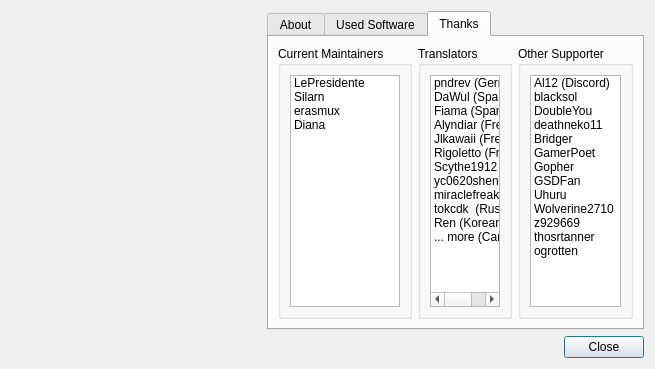
Before: the Qt Designer form modorganizer/src/aboutdialog.ui in Holt59/mo2-merge, drawn with Qt 5.
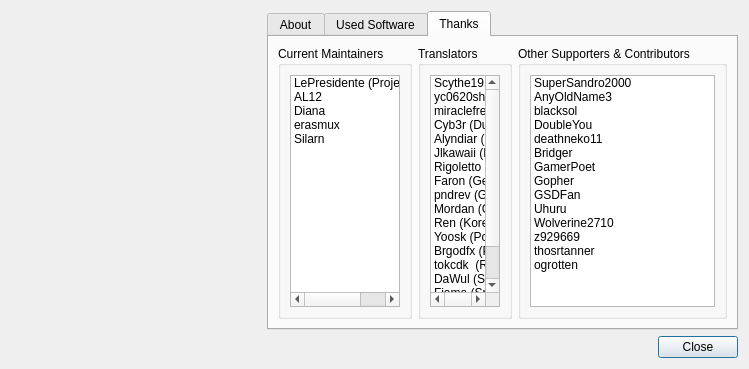
After: the same form once the commit is applied. The open tabs and pages were chosen to show the change. Icons and pictures are not drawn.

Commit message: [modorganizer] Update about dialogue and licenses

The edit to the form file:
```diff
--- a/modorganizer/src/aboutdialog.ui
+++ b/modorganizer/src/aboutdialog.ui
@@ -167,17 +167,12 @@
               </property>
               <item>
                <property name="text">
-                <string notr="true">LePresidente</string>
+                <string notr="true">LePresidente (Project Lead)</string>
                </property>
               </item>
               <item>
                <property name="text">
-                <string notr="true">Silarn</string>
-               </property>
-              </item>
-              <item>
-               <property name="text">
-                <string notr="true">erasmux</string>
+                <string>AL12</string>
                </property>
               </item>
               <item>
@@ -185,6 +180,16 @@
                 <string notr="true">Diana</string>
                </property>
               </item>
+              <item>
+               <property name="text">
+                <string notr="true">erasmux</string>
+               </property>
+              </item>
+              <item>
+               <property name="text">
+                <string notr="true">Silarn</string>
+               </property>
+              </item>
              </widget>
             </item>
            </layout>
@@ -201,36 +206,6 @@
               <property name="selectionMode">
                <enum>QAbstractItemView::NoSelection</enum>
               </property>
-              <item>
-               <property name="text">
-                <string notr="true">pndrev (German)</string>
-               </property>
-              </item>
-              <item>
-               <property name="text">
-                <string notr="true">DaWul (Spanish)</string>
-               </property>
-              </item>
-              <item>
-               <property name="text">
-                <string notr="true">Fiama (Spanish)</string>
-               </property>
-              </item>
-              <item>
-               <property name="text">
-                <string notr="true">Alyndiar (French)</string>
-               </property>
-              </item>
-              <item>
-               <property name="text">
-                <string notr="true">Jlkawaii (French)</string>
-               </property>
-              </item>
-              <item>
-               <property name="text">
-                <string notr="true">Rigoletto (French)</string>
-               </property>
-              </item>
               <item>
                <property name="text">
                 <string notr="true">Scythe1912 (Chinese)</string>
@@ -248,7 +223,37 @@
               </item>
               <item>
                <property name="text">
-                <string notr="true">tokcdk  (Russian)</string>
+                <string>Cyb3r (Dutch)</string>
+               </property>
+              </item>
+              <item>
+               <property name="text">
+                <string notr="true">Alyndiar (French)</string>
+               </property>
+              </item>
+              <item>
+               <property name="text">
+                <string notr="true">Jlkawaii (French)</string>
+               </property>
+              </item>
+              <item>
+               <property name="text">
+                <string notr="true">Rigoletto (French)</string>
+               </property>
+              </item>
+              <item>
+               <property name="text">
+                <string>Faron (German)</string>
+               </property>
+              </item>
+              <item>
+               <property name="text">
+                <string notr="true">pndrev (German)</string>
+               </property>
+              </item>
+              <item>
+               <property name="text">
+                <string>Mordan (Greek)</string>
                </property>
               </item>
               <item>
@@ -261,7 +266,37 @@
               </item>
               <item>
                <property name="text">
-                <string>... more (Can't track)</string>
+                <string>Yoosk (Polish)</string>
+               </property>
+              </item>
+              <item>
+               <property name="text">
+                <string>Brgodfx (Portuguese)</string>
+               </property>
+              </item>
+              <item>
+               <property name="text">
+                <string notr="true">tokcdk  (Russian)</string>
+               </property>
+              </item>
+              <item>
+               <property name="text">
+                <string notr="true">DaWul (Spanish)</string>
+               </property>
+              </item>
+              <item>
+               <property name="text">
+                <string notr="true">Fiama (Spanish)</string>
+               </property>
+              </item>
+              <item>
+               <property name="text">
+                <string>Jax (Swedish)</string>
+               </property>
+              </item>
+              <item>
+               <property name="text">
+                <string>...and all other Transifex contributors!</string>
                </property>
                <property name="toolTip">
                 <string/>
@@ -275,7 +310,7 @@
          <item>
           <widget class="QGroupBox" name="groupBox_3">
            <property name="title">
-            <string>Other Supporter</string>
+            <string>Other Supporters &amp;&amp; Contributors</string>
            </property>
            <layout class="QVBoxLayout" name="verticalLayout_7">
             <item>
@@ -283,9 +318,14 @@
               <property name="selectionMode">
                <enum>QAbstractItemView::NoSelection</enum>
               </property>
-			   <item>
+              <item>
                <property name="text">
-                <string notr="true">Al12 (Discord) </string>
+                <string>SuperSandro2000</string>
+               </property>
+              </item>
+              <item>
+               <property name="text">
+                <string>AnyOldName3</string>
                </property>
               </item>
               <item>
```
Left out of the diff: 6 changed lines with no effect on the pictures. The commit also changes 2 other files.
